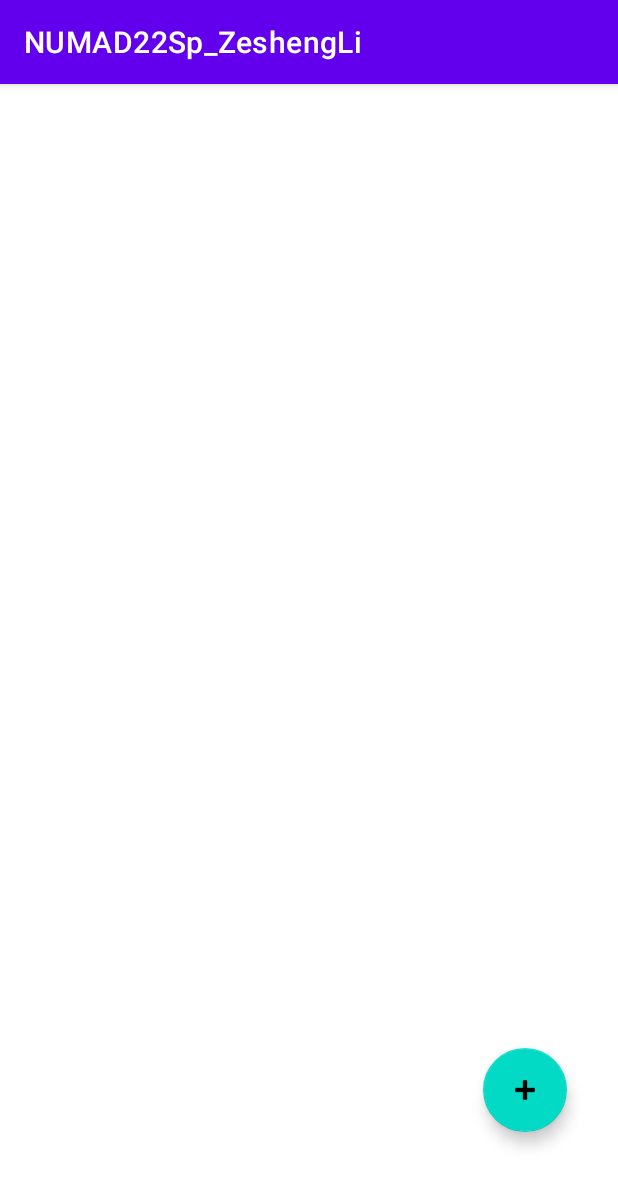
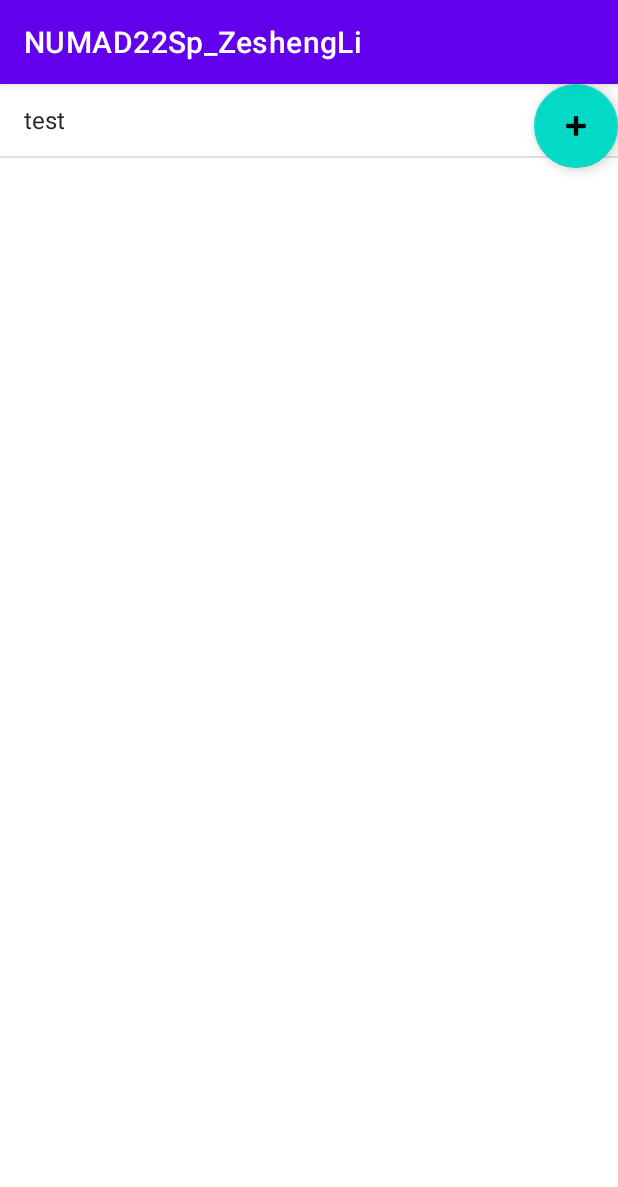
Before and after one commit to ZeitLee/CS5520_sp22, an Android app: the LinkControllerActivity screen opened directly, with no data from a screen before it, on a phone screen of 412 x 824 dp. Shown: the top 1187 px of the screen. Run offline under Robolectric (Android 15) with nearby library versions, the phone set to English and light mode, and no system bars.

Commit message:
Assignment4 add list view

```diff
--- a/app/src/main/java/edu/neu/madcourse/numad22sp_zeshengli/LinkControllerActivity.java
+++ b/app/src/main/java/edu/neu/madcourse/numad22sp_zeshengli/LinkControllerActivity.java
@@ -4,17 +4,34 @@ import androidx.appcompat.app.AppCompatActivity;
 
 import android.os.Bundle;
 import android.view.View;
+import android.widget.ArrayAdapter;
+import android.widget.ListView;
 
 
 import com.google.android.material.floatingactionbutton.FloatingActionButton;
 import com.google.android.material.snackbar.Snackbar;
 
+import java.util.ArrayList;
+
+
 public class LinkControllerActivity extends AppCompatActivity {
+
+
 
     @Override
     protected void onCreate(Bundle savedInstanceState) {
         super.onCreate(savedInstanceState);
         setContentView(R.layout.activity_link_controller);
+
+        ListView linkList = (ListView) findViewById(R.id.LinkList);
+
+        ArrayList<String> contentList = new ArrayList<String>();
+        contentList.add("test");
+
+        ArrayAdapter arrayAdapter = new ArrayAdapter(this,
+                android.R.layout.simple_list_item_1, contentList);
+        linkList.setAdapter(arrayAdapter);
+
 
         FloatingActionButton addLink = findViewById(R.id.addLinkButton);
         addLink.setOnClickListener(new View.OnClickListener() {
--- a/app/src/main/res/layout/activity_link_controller.xml
+++ b/app/src/main/res/layout/activity_link_controller.xml
@@ -1,5 +1,5 @@
 <?xml version="1.0" encoding="utf-8"?>
-<androidx.constraintlayout.widget.ConstraintLayout xmlns:android="http://schemas.android.com/apk/res/android"
+<RelativeLayout xmlns:android="http://schemas.android.com/apk/res/android"
     xmlns:app="http://schemas.android.com/apk/res-auto"
     xmlns:tools="http://schemas.android.com/tools"
     android:layout_width="match_parent"
@@ -11,11 +11,12 @@
         android:layout_width="wrap_content"
         android:layout_height="wrap_content"
         android:clickable="true"
-        app:layout_constraintBottom_toBottomOf="parent"
-        app:layout_constraintEnd_toEndOf="parent"
-        app:layout_constraintHorizontal_bias="0.904"
-        app:layout_constraintStart_toStartOf="parent"
-        app:layout_constraintTop_toTopOf="parent"
-        app:layout_constraintVertical_bias="0.903"
+        android:layout_alignParentRight="true"
         app:srcCompat="@android:drawable/ic_input_add" />
-</androidx.constraintlayout.widget.ConstraintLayout>
+
+    <ListView
+        android:id="@+id/LinkList"
+        android:layout_width="match_parent"
+        android:layout_height="match_parent" />
+
+</RelativeLayout>
```
